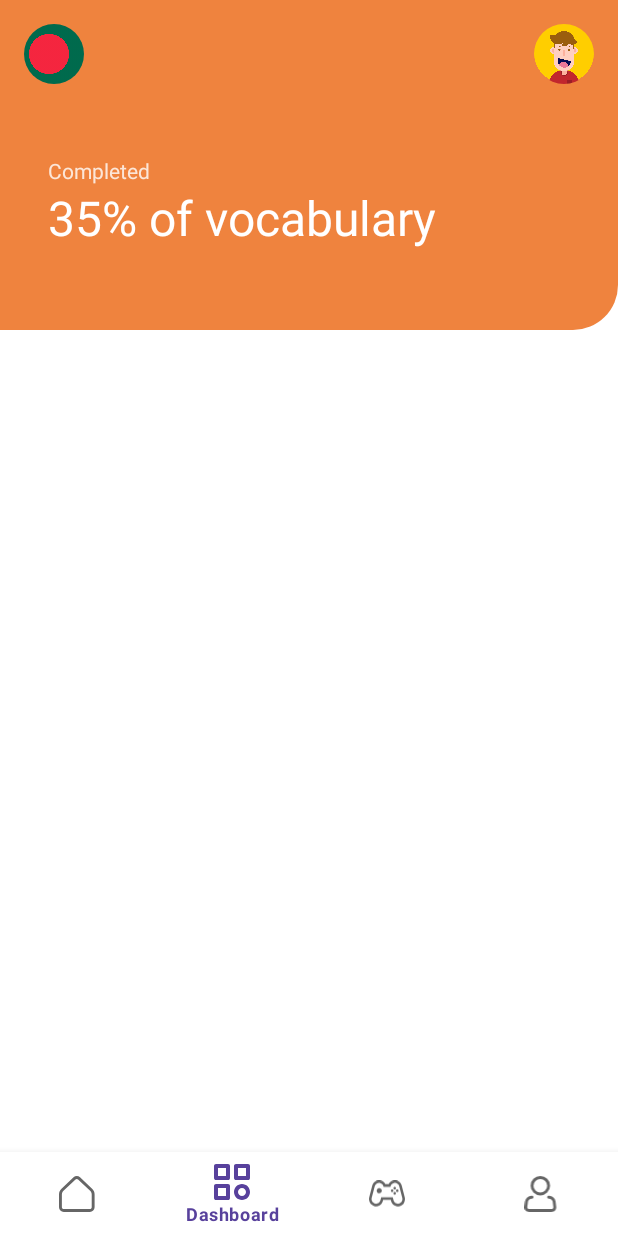
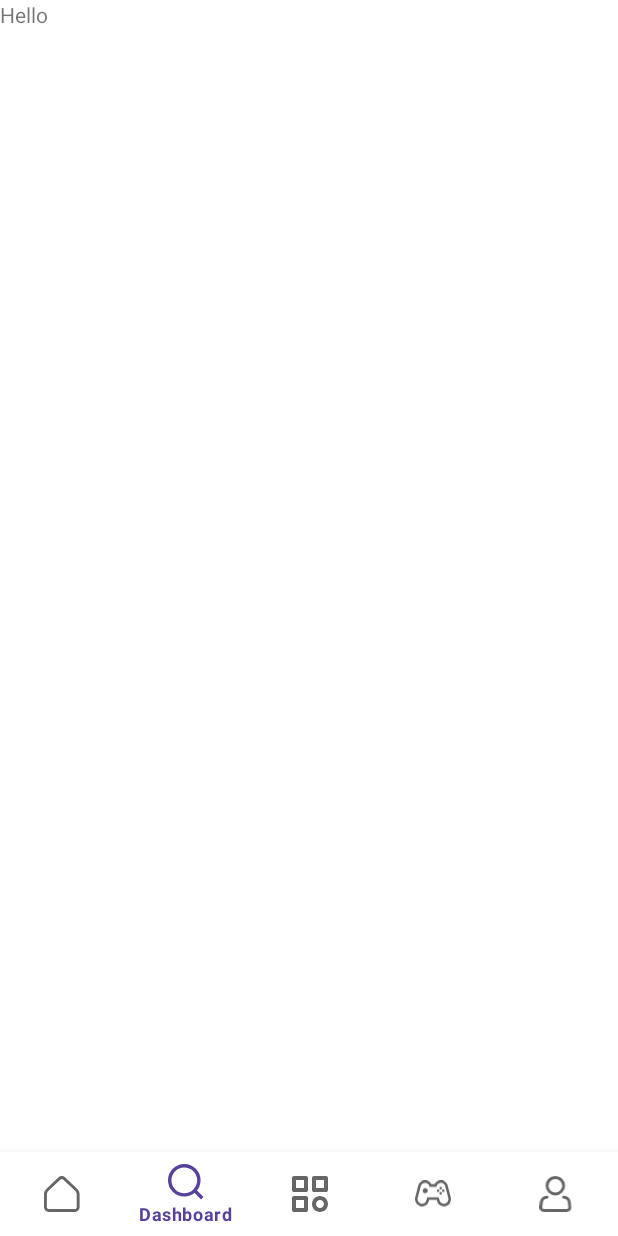
Before and after one commit to xihadulislam/Vocabulary-Learner, an Android app: the screen it shows after launch (MainActivity), item 2 of the bottom bar chosen, on a phone screen of 412 x 824 dp. Run offline under Robolectric (Android 15) with nearby library versions, the phone set to English and light mode, and no system bars; our stand-ins replace navigation-ui; libraries missing offline, so code that uses them is left out: com.littlemango.stacklayoutmanager; 4 statements that could not run were skipped.

Commit message:
added search_fragment.xml

```diff
--- a/app/src/main/java/com/project/wordlearner/ui/main/MainActivity.kt
+++ b/app/src/main/java/com/project/wordlearner/ui/main/MainActivity.kt
@@ -27,6 +27,7 @@ class MainActivity : AppCompatActivity() {
         val appBarConfiguration = AppBarConfiguration(
             setOf(
                 R.id.navigation_home,
+                R.id.navigation_search,
                 R.id.navigation_dashboard,
                 R.id.navigation_game,
                 R.id.navigation_profile
--- /dev/null
+++ b/app/src/main/java/com/project/wordlearner/ui/search/SearchFragment.kt
@@ -0,0 +1,32 @@
+package com.project.wordlearner.ui.search
+
+import androidx.lifecycle.ViewModelProvider
+import android.os.Bundle
+import androidx.fragment.app.Fragment
+import android.view.LayoutInflater
+import android.view.View
+import android.view.ViewGroup
+import com.project.wordlearner.R
+
+class SearchFragment : Fragment() {
+
+    companion object {
+        fun newInstance() = SearchFragment()
+    }
+
+    private lateinit var viewModel: SearchViewModel
+
+    override fun onCreateView(
+        inflater: LayoutInflater, container: ViewGroup?,
+        savedInstanceState: Bundle?
+    ): View? {
+        return inflater.inflate(R.layout.search_fragment, container, false)
+    }
+
+    override fun onActivityCreated(savedInstanceState: Bundle?) {
+        super.onActivityCreated(savedInstanceState)
+        viewModel = ViewModelProvider(this).get(SearchViewModel::class.java)
+        // TODO: Use the ViewModel
+    }
+
+}
--- /dev/null
+++ b/app/src/main/java/com/project/wordlearner/ui/search/SearchViewModel.kt
@@ -0,0 +1,7 @@
+package com.project.wordlearner.ui.search
+
+import androidx.lifecycle.ViewModel
+
+class SearchViewModel : ViewModel() {
+    // TODO: Implement the ViewModel
+}
--- /dev/null
+++ b/app/src/main/res/drawable/ic_search.xml
@@ -0,0 +1,12 @@
+<vector xmlns:android="http://schemas.android.com/apk/res/android"
+    android:width="21dp"
+    android:height="21dp"
+    android:viewportWidth="21"
+    android:viewportHeight="21">
+  <path
+      android:pathData="M20,20L15.514,15.506L20,20ZM18,9.5C18,11.7543 17.1045,13.9163 15.5104,15.5104C13.9163,17.1045 11.7543,18 9.5,18C7.2457,18 5.0837,17.1045 3.4896,15.5104C1.8955,13.9163 1,11.7543 1,9.5C1,7.2457 1.8955,5.0837 3.4896,3.4896C5.0837,1.8955 7.2457,1 9.5,1C11.7543,1 13.9163,1.8955 15.5104,3.4896C17.1045,5.0837 18,7.2457 18,9.5V9.5Z"
+      android:strokeWidth="2"
+      android:fillColor="#00000000"
+      android:strokeColor="#000000"
+      android:strokeLineCap="round"/>
+</vector>
--- /dev/null
+++ b/app/src/main/res/layout/search_fragment.xml
@@ -0,0 +1,13 @@
+<?xml version="1.0" encoding="utf-8"?>
+<FrameLayout xmlns:android="http://schemas.android.com/apk/res/android"
+    xmlns:tools="http://schemas.android.com/tools"
+    android:layout_width="match_parent"
+    android:layout_height="match_parent"
+    tools:context=".ui.search.SearchFragment">
+
+    <TextView
+        android:layout_width="match_parent"
+        android:layout_height="match_parent"
+        android:text="Hello" />
+
+</FrameLayout>
--- a/app/src/main/res/menu/bottom_nav_menu.xml
+++ b/app/src/main/res/menu/bottom_nav_menu.xml
@@ -5,6 +5,11 @@
         android:id="@+id/navigation_home"
         android:icon="@drawable/ic_home"
         android:title="@string/title_home" />
+
+    <item
+        android:id="@+id/navigation_search"
+        android:icon="@drawable/ic_search"
+        android:title="@string/title_dashboard" />
 
     <item
         android:id="@+id/navigation_dashboard"
--- a/app/src/main/res/navigation/mobile_navigation.xml
+++ b/app/src/main/res/navigation/mobile_navigation.xml
@@ -10,6 +10,12 @@
         android:name="com.project.wordlearner.ui.home.HomeFragment"
         android:label="@string/title_home"
         tools:layout="@layout/fragment_home" />
+
+    <fragment
+        android:id="@+id/navigation_search"
+        android:name="com.project.wordlearner.ui.search.SearchFragment"
+        android:label="@string/title_search"
+        tools:layout="@layout/search_fragment" />
 
     <fragment
         android:id="@+id/navigation_dashboard"
--- a/app/src/main/res/values/strings.xml
+++ b/app/src/main/res/values/strings.xml
@@ -12,6 +12,7 @@
     <string name="title_activity_main">MainActivity</string>
     <string name="title_home">Home</string>
     <string name="title_dashboard">Dashboard</string>
+    <string name="title_search">Search</string>
     <string name="title_game">Games</string>
     <string name="title_profile">Profile</string>
 </resources>
```
